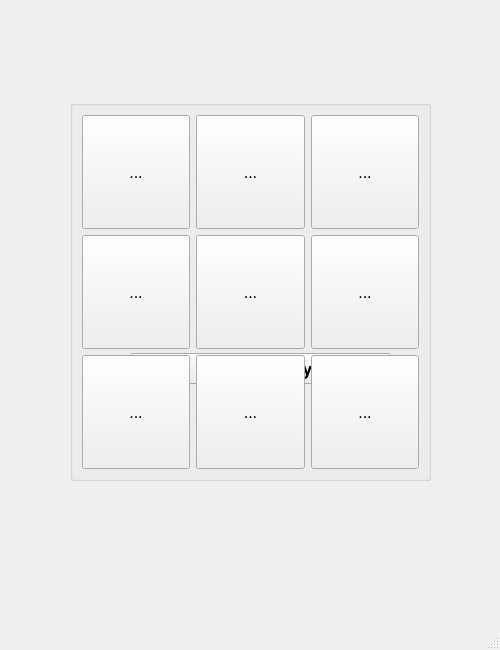
bledniyyy/TicTacVersus, file mainwindow.ui: the form before one commit.
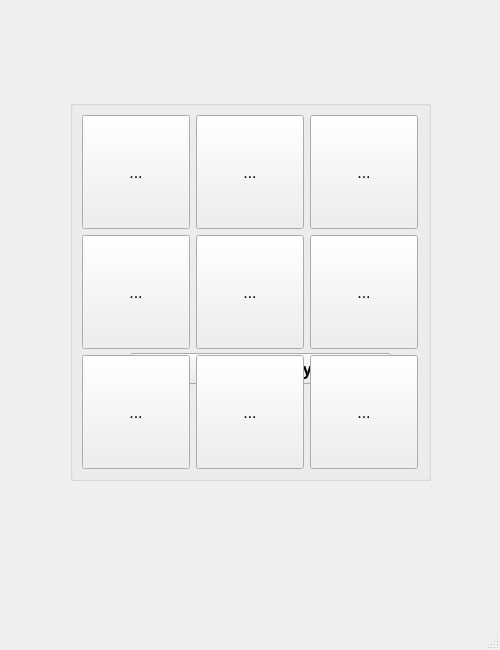
The form after the commit.

```diff
--- a/mainwindow.ui
+++ b/mainwindow.ui
@@ -118,6 +118,18 @@
            <verstretch>0</verstretch>
           </sizepolicy>
          </property>
+         <property name="minimumSize">
+          <size>
+           <width>108</width>
+           <height>114</height>
+          </size>
+         </property>
+         <property name="maximumSize">
+          <size>
+           <width>108</width>
+           <height>114</height>
+          </size>
+         </property>
          <property name="text">
           <string>...</string>
          </property>
@@ -131,6 +143,18 @@
            <verstretch>0</verstretch>
           </sizepolicy>
          </property>
+         <property name="minimumSize">
+          <size>
+           <width>108</width>
+           <height>114</height>
+          </size>
+         </property>
+         <property name="maximumSize">
+          <size>
+           <width>108</width>
+           <height>114</height>
+          </size>
+         </property>
          <property name="text">
           <string>...</string>
          </property>
@@ -144,6 +168,18 @@
            <verstretch>0</verstretch>
           </sizepolicy>
          </property>
+         <property name="minimumSize">
+          <size>
+           <width>108</width>
+           <height>114</height>
+          </size>
+         </property>
+         <property name="maximumSize">
+          <size>
+           <width>108</width>
+           <height>114</height>
+          </size>
+         </property>
          <property name="text">
           <string>...</string>
          </property>
@@ -157,6 +193,18 @@
            <verstretch>0</verstretch>
           </sizepolicy>
          </property>
+         <property name="minimumSize">
+          <size>
+           <width>108</width>
+           <height>114</height>
+          </size>
+         </property>
+         <property name="maximumSize">
+          <size>
+           <width>108</width>
+           <height>114</height>
+          </size>
+         </property>
          <property name="text">
           <string>...</string>
          </property>
@@ -170,6 +218,18 @@
            <verstretch>0</verstretch>
           </sizepolicy>
          </property>
+         <property name="minimumSize">
+          <size>
+           <width>108</width>
+           <height>114</height>
+          </size>
+         </property>
+         <property name="maximumSize">
+          <size>
+           <width>108</width>
+           <height>114</height>
+          </size>
+         </property>
          <property name="text">
           <string>...</string>
          </property>
@@ -183,6 +243,18 @@
            <verstretch>0</verstretch>
           </sizepolicy>
          </property>
+         <property name="minimumSize">
+          <size>
+           <width>108</width>
+           <height>114</height>
+          </size>
+         </property>
+         <property name="maximumSize">
+          <size>
+           <width>108</width>
+           <height>114</height>
+          </size>
+         </property>
          <property name="text">
           <string>...</string>
          </property>
@@ -196,6 +268,18 @@
            <verstretch>0</verstretch>
           </sizepolicy>
          </property>
+         <property name="minimumSize">
+          <size>
+           <width>108</width>
+           <height>114</height>
+          </size>
+         </property>
+         <property name="maximumSize">
+          <size>
+           <width>108</width>
+           <height>114</height>
+          </size>
+         </property>
          <property name="text">
           <string>...</string>
          </property>
@@ -212,6 +296,18 @@
            <verstretch>0</verstretch>
           </sizepolicy>
          </property>
+         <property name="minimumSize">
+          <size>
+           <width>108</width>
+           <height>114</height>
+          </size>
+         </property>
+         <property name="maximumSize">
+          <size>
+           <width>108</width>
+           <height>114</height>
+          </size>
+         </property>
          <property name="text">
           <string>...</string>
          </property>
@@ -225,6 +321,18 @@
            <verstretch>0</verstretch>
           </sizepolicy>
          </property>
+         <property name="minimumSize">
+          <size>
+           <width>108</width>
+           <height>114</height>
+          </size>
+         </property>
+         <property name="maximumSize">
+          <size>
+           <width>108</width>
+           <height>114</height>
+          </size>
+         </property>
          <property name="text">
           <string>...</string>
          </property>
```
